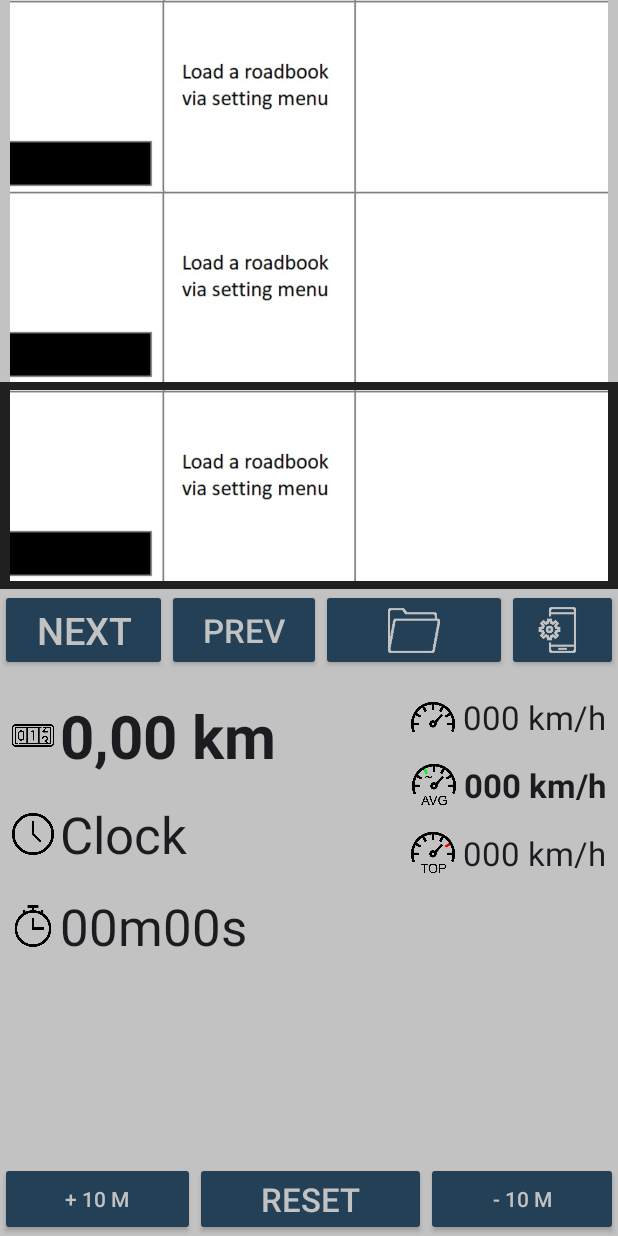
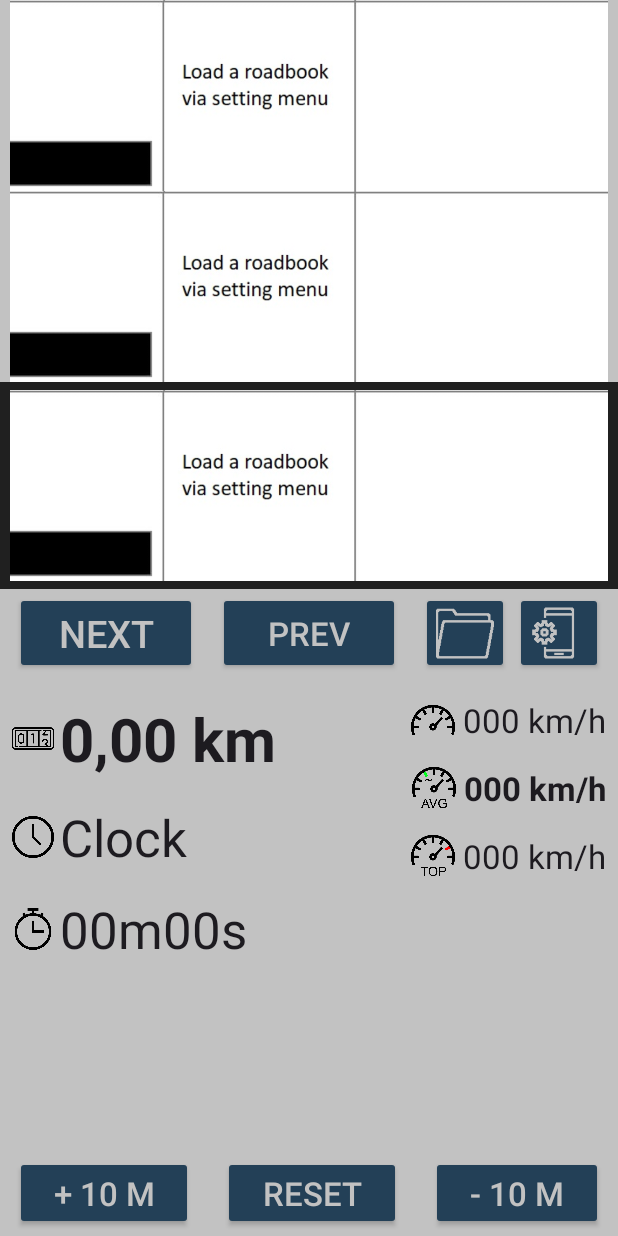
Before and after one commit to b0bChoK/Rallye_Dashboard, an Android app: the layout activity_main.xml on its own in the app's theme, with its tools: preview values and no code run, on a phone screen of 412 x 824 dp. Run offline under Robolectric (Android 15) with nearby library versions, the phone set to English and light mode, and no system bars.

Commit message:
UI: Arrange button layout

```diff
--- /dev/null
+++ b/app/src/main/res/drawable/empty_tall_divider.xml
@@ -0,0 +1,6 @@
+<?xml version="1.0" encoding="utf-8"?>
+<shape xmlns:android="http://schemas.android.com/apk/res/android">
+    <size
+        android:height="8dp"
+        android:width="20dp"/>
+</shape>
--- a/app/src/main/res/layout/activity_main.xml
+++ b/app/src/main/res/layout/activity_main.xml
@@ -50,10 +50,13 @@
         app:layout_constraintStart_toStartOf="parent"
         app:layout_constraintTop_toBottomOf="@+id/imageCaseB" />
 
-    <LinearLayout
+    <androidx.constraintlayout.widget.ConstraintLayout
         android:id="@+id/buttonsBar"
         android:layout_width="match_parent"
         android:layout_height="wrap_content"
+        android:layout_marginStart="10dp"
+        android:layout_marginEnd="10dp"
+        android:layout_marginTop="2dp"
         android:orientation="horizontal"
         app:layout_constraintStart_toStartOf="parent"
         app:layout_constraintEnd_toEndOf="parent"
@@ -62,47 +65,63 @@
         <Button
             android:id="@+id/btPageDown"
             style="@style/Custom_button.XL"
-            android:layout_width="wrap_content"
+            android:layout_width="0dp"
+            app:layout_constraintWidth_percent="0.31"
             android:layout_height="wrap_content"
-
             android:layout_gravity="center_horizontal"
-            android:singleLine="true"
-            android:text="@string/button_next" />
+            android:text="@string/button_next"
+            app:layout_constraintStart_toStartOf="parent"
+            app:layout_constraintTop_toTopOf="parent"
+            app:layout_constraintBottom_toBottomOf="parent"/>
 
         <Button
             android:id="@+id/btPageUp"
             style="@style/Custom_button.L"
-            android:layout_width="wrap_content"
-            android:layout_height="match_parent"
-
+            app:tint="@color/background"
+            android:layout_width="0dp"
+            android:layout_height="0dp"
+            app:layout_constraintWidth_percent="0.31"
             android:layout_gravity="center_horizontal"
-            android:singleLine="true"
-            android:text="@string/button_prev" />
+            android:text="@string/button_prev"
+            app:layout_constraintStart_toEndOf="@id/btPageDown"
+            app:layout_constraintEnd_toStartOf="@id/btSelectRoadbook"
+            app:layout_constraintTop_toTopOf="@id/btPageDown"
+            app:layout_constraintBottom_toBottomOf="@id/btPageDown"/>
 
         <ImageButton
             android:id="@+id/btSelectRoadbook"
             style="@style/Custom_button"
+            android:padding="8dp"
             android:scaleType="fitCenter"
-            android:layout_width="wrap_content"
-            android:layout_height="match_parent"
-            android:layout_weight="0"
+            android:layout_width="0dp"
+            android:layout_height="0dp"
+            app:layout_constraintWidth_percent="0.15"
             android:keepScreenOn="true"
             android:text="@string/button_open_roadbook_ld"
             android:src="@drawable/opened_folder"
-            app:tint="@color/background" />
+            app:tint="@color/background"
+            app:layout_constraintEnd_toStartOf="@id/btOpenConfig"
+            android:layout_marginEnd="4dp"
+            app:layout_constraintTop_toTopOf="@id/btPageDown"
+            app:layout_constraintBottom_toBottomOf="@id/btPageDown"/>
 
         <ImageButton
             android:id="@+id/btOpenConfig"
             style="@style/Custom_button"
+            android:padding="8dp"
             android:scaleType="fitCenter"
-            android:layout_width="wrap_content"
-            android:layout_height="match_parent"
-            android:layout_weight="0"
+            android:layout_width="0dp"
+            android:layout_height="0dp"
+            app:layout_constraintWidth_percent="0.15"
             android:keepScreenOn="true"
             android:text="@string/button_open_setup"
             android:src="@drawable/setup"
-            app:tint="@color/background" />
-    </LinearLayout>
+            app:tint="@color/background"
+            app:layout_constraintEnd_toEndOf="parent"
+            app:layout_constraintTop_toTopOf="@id/btPageDown"
+            app:layout_constraintBottom_toBottomOf="@id/btPageDown"/>
+
+    </androidx.constraintlayout.widget.ConstraintLayout>
 
     <ImageView
         android:id="@+id/imgOdometer"
@@ -274,14 +293,19 @@
         android:id="@+id/buttonsBar2"
         android:layout_width="match_parent"
         android:layout_height="wrap_content"
+        android:layout_marginStart="10dp"
+        android:layout_marginEnd="10dp"
+        android:layout_marginBottom="4dp"
         android:orientation="horizontal"
+        android:divider="@drawable/empty_tall_divider"
+        android:showDividers="middle"
         app:layout_constraintStart_toStartOf="parent"
         app:layout_constraintEnd_toEndOf="parent"
         app:layout_constraintBottom_toBottomOf="parent">
 
         <Button
             android:id="@+id/btIncreaseDist"
-            style="@style/Custom_button"
+            style="@style/Custom_button.L"
             android:layout_width="wrap_content"
             android:layout_height="match_parent"
             android:layout_weight="1"
@@ -297,7 +321,7 @@
 
         <Button
             android:id="@+id/btDecreaseDist"
-            style="@style/Custom_button"
+            style="@style/Custom_button.L"
             android:layout_width="wrap_content"
             android:layout_height="match_parent"
             android:layout_weight="1"
--- a/app/src/main/res/values/colors.xml
+++ b/app/src/main/res/values/colors.xml
@@ -5,4 +5,5 @@
     <color name="background">#c2c2c2</color>
     <color name="main_case">#202020</color>
     <color name="dark_blue">#234057</color>
+    <color name="light_blue">#3A5466</color>
 </resources>
```
